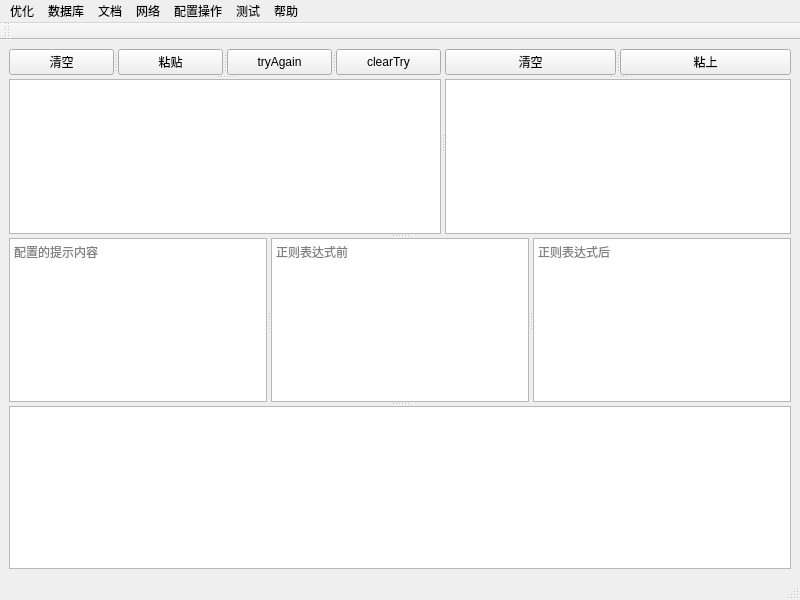
Old version of the form codesets/mainwindow.ui in the repository weilaidb/codetools.
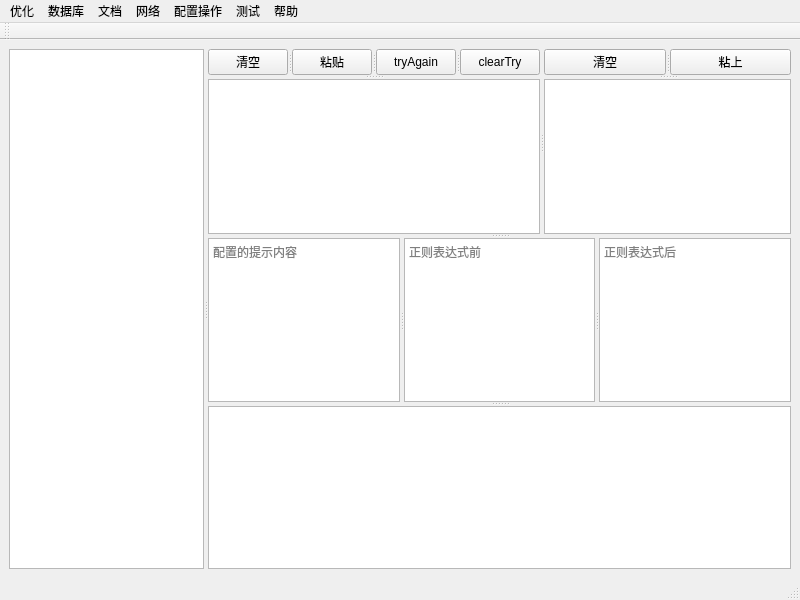
New version of the form. Icons and pictures are not drawn.

```diff
--- a/codesets/mainwindow.ui
+++ b/codesets/mainwindow.ui
@@ -20,6 +20,21 @@
   <widget class="QWidget" name="centralwidget">
    <layout class="QGridLayout" name="gridLayout">
     <item row="0" column="0">
+     <widget class="QSplitter" name="splitter_10">
+      <property name="orientation">
+       <enum>Qt::Horizontal</enum>
+      </property>
+      <widget class="QListWidget" name="listWidget_frequse">
+       <property name="enabled">
+        <bool>true</bool>
+       </property>
+       <property name="acceptDrops">
+        <bool>true</bool>
+       </property>
+       <property name="autoScrollMargin">
+        <number>10</number>
+       </property>
+      </widget>
      <widget class="QSplitter" name="splitter_5">
       <property name="orientation">
        <enum>Qt::Vertical</enum>
@@ -153,6 +168,7 @@
        </widget>
       </widget>
       <widget class="QListWidget" name="listWidget_searchresult"/>
+      </widget>
      </widget>
     </item>
    </layout>
```
Lines whose indentation alone changed are shown as unchanged.
